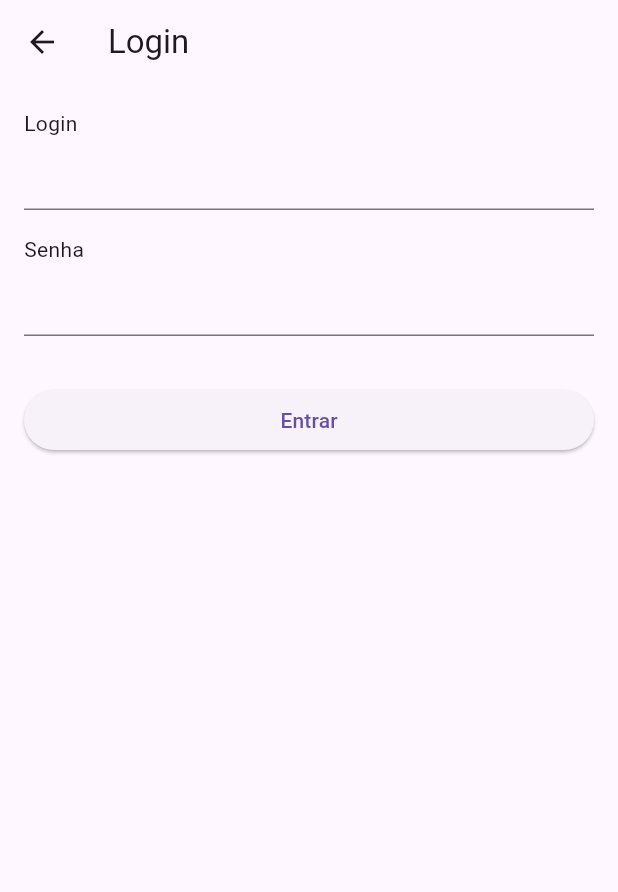
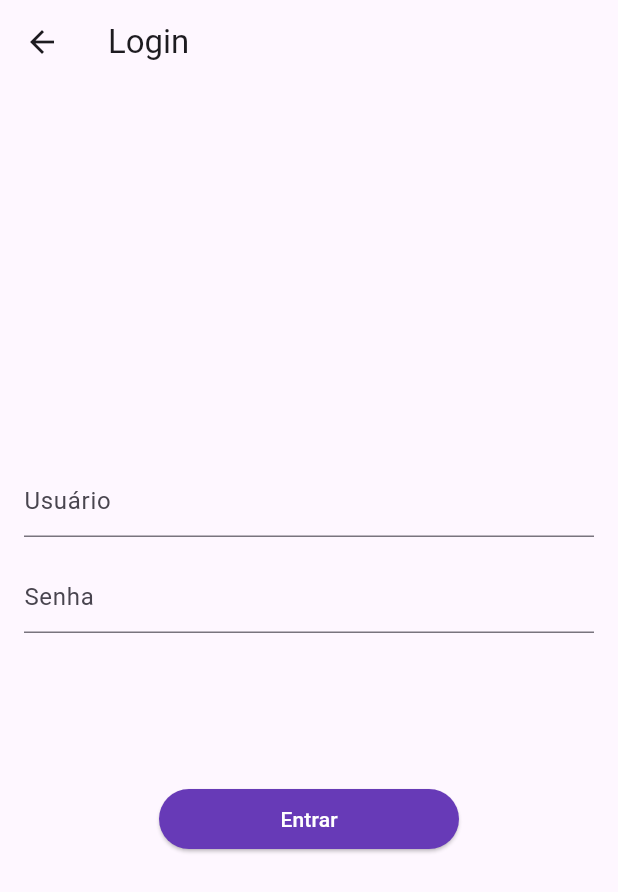
Before and after one commit to WendellSantoslyn/App-Pet-Virtual, a Flutter app: the screen it shows after launch, after a tap on "Login", on a phone screen of 412 x 824 dp. Shown: the top 892 px of the screen. Run offline on Flutter 3.47's test engine with Material 3 defaults, Android fonts, the phone set to English and light mode, and no system bars; missing offline and left inert: model_viewer_plus; network calls fail.

Commit message:
Versão 1
- Pequenas mudanças/correções em alguns arquivos;
- Alteração das imagens "Icon-192" e "Icon-512" (web\icons\).

```diff
--- a/frontend/virtuapet/lib/ui/home.dart
+++ b/frontend/virtuapet/lib/ui/home.dart
@@ -12,12 +12,16 @@ class Home extends StatelessWidget {
           child: Column(
             mainAxisAlignment: MainAxisAlignment.center,
             children: [
-              const FlutterLogo(size: 120),
+              Image.asset("../web/icons/Icon512.png"),
               const SizedBox(height: 40),
 
               SizedBox(
-                width: double.infinity,
+                width: 200,
                 child: ElevatedButton(
+                  style: OutlinedButton.styleFrom(
+                    backgroundColor: Colors.deepPurple,
+                    foregroundColor: Colors.white,
+                  ),
                   onPressed: () => Navigator.pushNamed(context, '/login'),
                   child: const Text("Login"),
                 ),
@@ -26,8 +30,12 @@ class Home extends StatelessWidget {
               const SizedBox(height: 10),
 
               SizedBox(
-                width: double.infinity,
-                child: OutlinedButton(
+                width: 200,
+                child: ElevatedButton(
+                  style: OutlinedButton.styleFrom(
+                    backgroundColor: Colors.deepPurple,
+                    foregroundColor: Colors.white,
+                  ),
                   onPressed: () => Navigator.pushNamed(context, '/register'),
                   child: const Text("Registrar"),
                 ),
--- a/frontend/virtuapet/lib/ui/user_login.dart
+++ b/frontend/virtuapet/lib/ui/user_login.dart
@@ -24,61 +24,82 @@ Future<void> login() async {
         senhaCtrl.text.trim(),
       );
 
-    ScaffoldMessenger.of(context).showSnackBar(
-      SnackBar(content: Text("Bem-vindo, ${user.login}!")),
-    );
+      ScaffoldMessenger.of(
+        context,
+      ).showSnackBar(SnackBar(content: Text("Bem-vindo, ${user.login}!")));
 
       // Se não tiver pet → vai para criar pet
       if (!user.hasPet) {
-      Navigator.pushReplacementNamed(context, '/petsetup', arguments: user.id);
+        Navigator.pushReplacementNamed(
+          context,
+          '/petsetup',
+          arguments: user.id,
+        );
         return;
       }
 
       // Se já tiver pet → vai para home
       Navigator.pushReplacementNamed(context, '/home', arguments: user.id);
-
     } catch (e) {
-    ScaffoldMessenger.of(context).showSnackBar(
-      SnackBar(content: Text("Erro: $e")),
-    );
+      ScaffoldMessenger.of(
+        context,
+      ).showSnackBar(SnackBar(content: Text("Erro: $e")));
     }
 
     setState(() => loading = false);
   }
 
-
   @override
   Widget build(BuildContext context) {
     return Scaffold(
       appBar: AppBar(title: const Text("Login")),
-      body: Padding(
+      body: Center(
+        child: Padding(
           padding: const EdgeInsets.all(16.0),
           child: Column(
-          crossAxisAlignment: CrossAxisAlignment.start,
+            mainAxisAlignment: MainAxisAlignment.center,
+            // # Retirar o crossAxis permite a centralização dos widgets na interface
+            //crossAxisAlignment: CrossAxisAlignment.start,
             children: [
-            const Text("Login"),
-            TextField(controller: loginCtrl),
+              //const Text("Login"),
+              SizedBox(
+                width: 400,
+                child: TextField(controller: loginCtrl,
+                  decoration: InputDecoration(
+                    hintText: 'Usuário',
+                  ),
+                ),
+              ),
 
               const SizedBox(height: 16),
 
-            const Text("Senha"),
-            TextField(
-              controller: senhaCtrl,
-              obscureText: true,
+              //const Text("Senha"),
+              SizedBox(
+                width: 400,
+                child: TextField(controller: senhaCtrl, obscureText: true,
+                  decoration: InputDecoration(
+                    hintText: 'Senha',
+                  ),
+                ),
               ),
 
-            const SizedBox(height: 32),
+              const SizedBox(height: 100),
 
               SizedBox(
-              width: double.infinity,
+                width: 200,
                 child: ElevatedButton(
+                  style: OutlinedButton.styleFrom(
+                    backgroundColor: Colors.deepPurple,
+                    foregroundColor: Colors.white,
+                  ),
                   onPressed: loading ? null : login,
                   child: loading
                       ? const CircularProgressIndicator()
                       : const Text("Entrar"),
                 ),
-            )
+              ),
             ],
+          ),
         ),
       ),
     );
```
Lines whose indentation alone changed are shown as unchanged.
